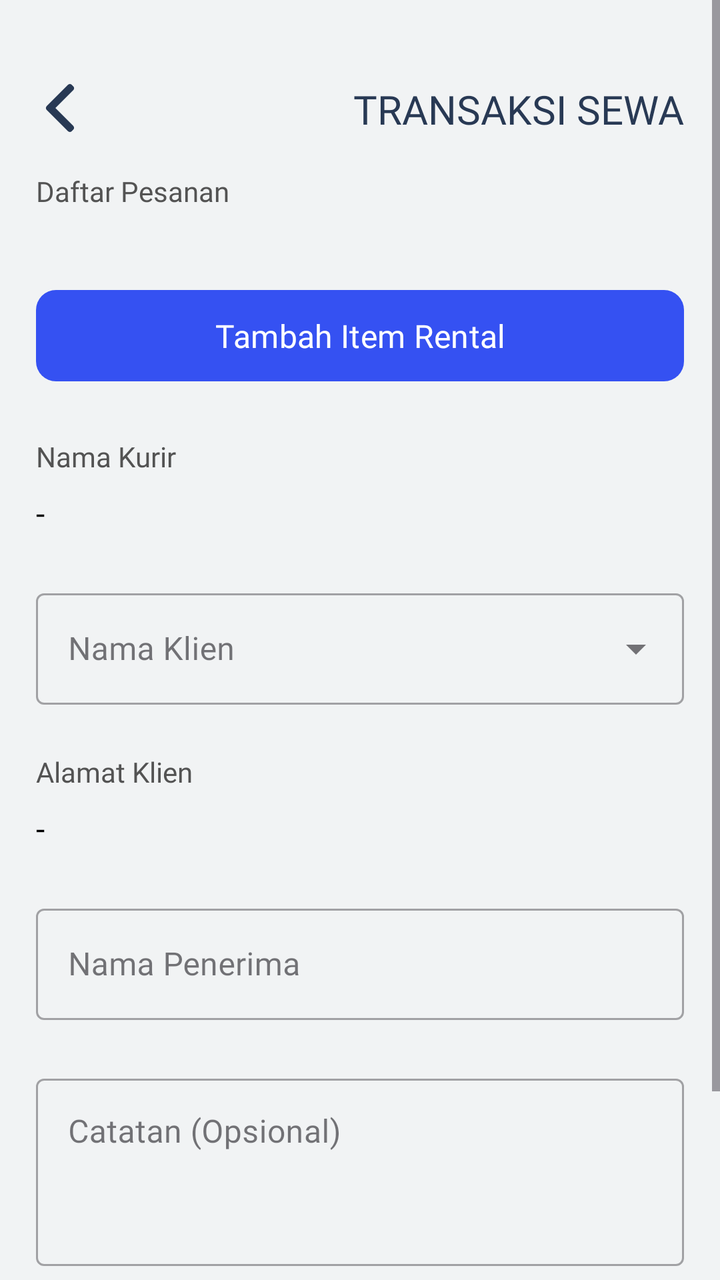
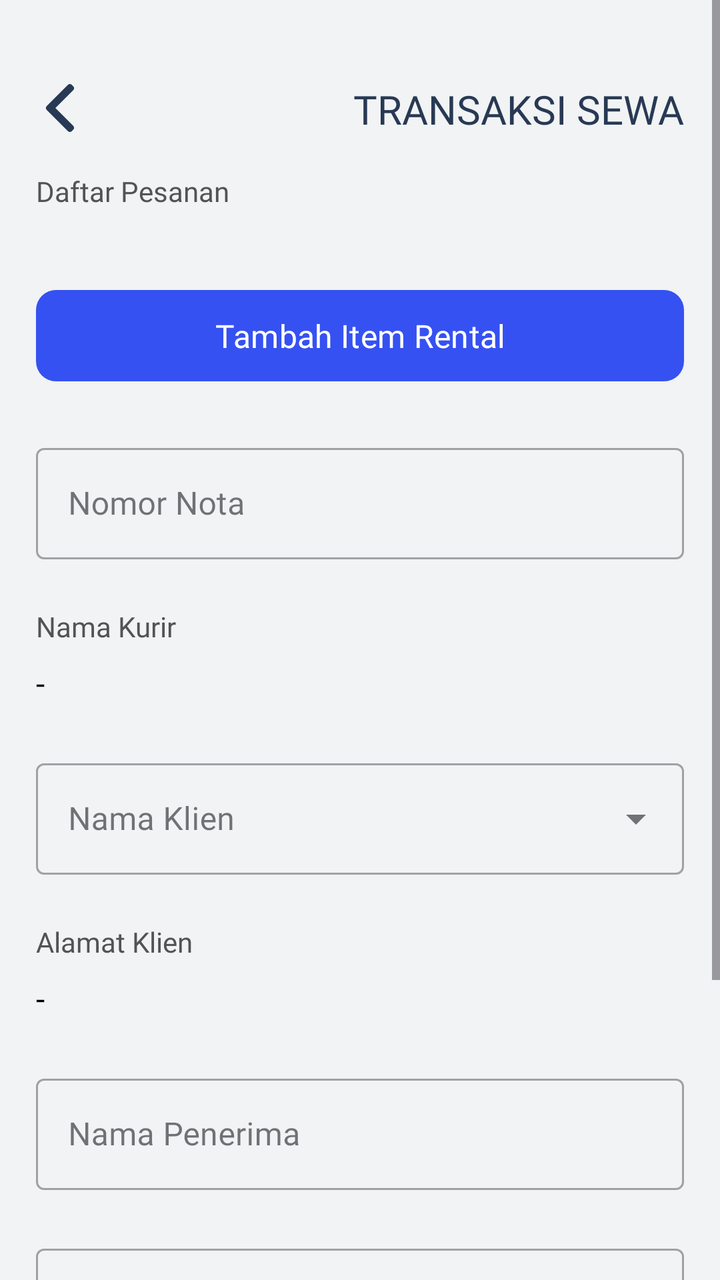

The first picture is an Android layout as it rendered before a commit; the second is the same layout after the commit. The layout source and the unified diff follow.
<!-- AndroidManifest.xml: application theme Theme.BAGUSLAUNDRY -->
<!-- res/layout/kurir_fragment_create_list_transaksi_rental.xml -->
<?xml version="1.0" encoding="utf-8"?>
<androidx.constraintlayout.widget.ConstraintLayout xmlns:android="http://schemas.android.com/apk/res/android"
    xmlns:app="http://schemas.android.com/apk/res-auto"
    xmlns:tools="http://schemas.android.com/tools"
    android:id="@+id/createListTransaksiRental"
    android:layout_width="match_parent"
    android:layout_height="match_parent"
    android:background="@color/background"
    tools:context=".ui.user.transaksi_rental.CreateListTransaksiRentalFragment">

    <ScrollView
        android:id="@+id/scrollView2"
        android:layout_width="0dp"
        android:layout_height="0dp"
        app:layout_constraintBottom_toBottomOf="parent"
        app:layout_constraintEnd_toEndOf="parent"
        app:layout_constraintStart_toStartOf="parent"
        app:layout_constraintTop_toTopOf="parent">

        <androidx.constraintlayout.widget.ConstraintLayout
            android:layout_width="match_parent"
            android:layout_height="wrap_content"
            android:paddingTop="42dp"
            android:paddingBottom="32dp">

            <androidx.constraintlayout.widget.Guideline
                android:id="@+id/guidelineLeft"
                android:layout_width="match_parent"
                android:layout_height="match_parent"
                android:orientation="vertical"
                app:layout_constraintGuide_percent="0.05" />

            <androidx.constraintlayout.widget.Guideline
                android:id="@+id/guidelineRight"
                android:layout_width="match_parent"
                android:layout_height="match_parent"
                android:orientation="vertical"
                app:layout_constraintGuide_percent="0.95" />

            <ImageView
                android:id="@+id/arrowBack"
                android:layout_width="24dp"
                android:layout_height="24dp"
                android:src="@drawable/back"
                app:layout_constraintStart_toStartOf="@+id/guidelineLeft"
                app:layout_constraintTop_toTopOf="parent"
                app:tint="@color/blue900"
                android:contentDescription="Back arrow" />

            <TextView
                android:id="@+id/textHeaderBold"
                android:layout_width="wrap_content"
                android:layout_height="wrap_content"
                android:fontFamily="@font/inter_semibold"
                android:text="TRANSAKSI SEWA"
                android:textColor="@color/blue900"
                android:textSize="20sp"
                app:layout_constraintTop_toTopOf="@id/arrowBack"
                app:layout_constraintBottom_toBottomOf="@id/arrowBack"
                app:layout_constraintEnd_toStartOf="@+id/guidelineRight"
                tools:layout_editor_absoluteY="30dp" />

            <TextView
                android:id="@+id/title_list_transaksi_rental"
                android:layout_width="wrap_content"
                android:layout_height="wrap_content"
                android:fontFamily="@font/inter_semibold"
                android:text="Daftar Pesanan"
                android:textColor="@color/gray900"
                android:textSize="14sp"
                app:layout_constraintTop_toBottomOf="@id/arrowBack"
                android:layout_marginTop="20dp"
                app:layout_constraintStart_toStartOf="@+id/guidelineLeft"
                tools:layout_editor_absoluteY="90dp" />

            <LinearLayout
                android:id="@+id/containerRental"
                android:layout_width="0dp"
                android:layout_height="wrap_content"
                android:layout_marginTop="12dp"
                android:orientation="vertical"
                app:layout_constraintEnd_toStartOf="@+id/guidelineRight"
                app:layout_constraintStart_toStartOf="@+id/guidelineLeft"
                app:layout_constraintTop_toBottomOf="@+id/title_list_transaksi_rental" />

            <com.google.android.material.button.MaterialButton
                android:id="@+id/btnAddItem"
                android:layout_width="0dp"
                android:layout_height="wrap_content"
                android:layout_marginTop="24dp"
                android:text="Tambah Item Rental"
                android:textColor="@color/white"
                app:backgroundTint="@color/primary"
                app:cornerRadius="10dp"
                android:paddingVertical="12dp"
                android:fontFamily="@font/inter_medium"
                android:textSize="16sp"
                app:layout_constraintEnd_toStartOf="@+id/guidelineRight"
                app:layout_constraintStart_toStartOf="@+id/guidelineLeft"
                app:layout_constraintTop_toBottomOf="@+id/containerRental" />

            <TextView
                android:id="@+id/title_nama_kurir"
                android:layout_width="wrap_content"
                android:layout_height="wrap_content"
                android:layout_marginTop="24dp"
                android:fontFamily="@font/inter_semibold"
                android:text="Nama Kurir"
                android:textColor="@color/gray900"
                android:textSize="14sp"
                app:layout_constraintStart_toStartOf="@+id/guidelineLeft"
                app:layout_constraintTop_toBottomOf="@+id/btnAddItem" />

            <TextView
                android:id="@+id/nama_kurir"
                android:layout_width="0dp"
                android:layout_height="wrap_content"
                android:layout_marginTop="8dp"
                android:fontFamily="@font/inter_bold"
                android:text="-"
                android:textColor="@color/black"
                android:textSize="16sp"
                app:layout_constraintEnd_toStartOf="@+id/guidelineRight"
                app:layout_constraintStart_toStartOf="@+id/guidelineLeft"
                app:layout_constraintTop_toBottomOf="@+id/title_nama_kurir" />

            <com.google.android.material.textfield.TextInputLayout
                android:id="@+id/inputLayoutNamaClient"
                style="@style/Widget.MaterialComponents.TextInputLayout.OutlinedBox.ExposedDropdownMenu"
                android:layout_width="0dp"
                android:layout_height="wrap_content"
                android:layout_marginTop="24dp"
                app:layout_constraintEnd_toEndOf="@+id/guidelineRight"
                app:layout_constraintStart_toStartOf="@+id/guidelineLeft"
                app:layout_constraintTop_toBottomOf="@+id/nama_kurir">

                <AutoCompleteTextView
                    android:id="@+id/inputNamaClient"
                    android:layout_width="match_parent"
                    android:layout_height="wrap_content"
                    android:fontFamily="@font/inter_medium"
                    android:hint="Nama Klien"
                    android:inputType="none"
                    android:textColor="@color/black" />
            </com.google.android.material.textfield.TextInputLayout>

            <TextView
                android:id="@+id/title_alamat_klien"
                android:layout_width="wrap_content"
                android:layout_height="wrap_content"
                android:layout_marginTop="24dp"
                android:fontFamily="@font/inter_semibold"
                android:text="Alamat Klien"
                android:textColor="@color/gray900"
                android:textSize="14sp"
                app:layout_constraintStart_toStartOf="@+id/guidelineLeft"
                app:layout_constraintTop_toBottomOf="@+id/inputLayoutNamaClient" />

            <TextView
                android:id="@+id/alamat_klien"
                android:layout_width="0dp"
                android:layout_height="wrap_content"
                android:layout_marginTop="8dp"
                android:fontFamily="@font/inter_medium"
                android:text="-"
                android:textColor="@color/black"
                android:textSize="16sp"
                app:layout_constraintEnd_toStartOf="@+id/guidelineRight"
                app:layout_constraintStart_toStartOf="@+id/guidelineLeft"
                app:layout_constraintTop_toBottomOf="@+id/title_alamat_klien" />

            <com.google.android.material.textfield.TextInputLayout
                android:id="@+id/inputLayoutNamaPenerima"
                style="@style/Widget.MaterialComponents.TextInputLayout.OutlinedBox"
                android:layout_width="0dp"
                android:layout_height="wrap_content"
                android:layout_marginTop="24dp"
                app:layout_constraintEnd_toEndOf="@+id/guidelineRight"
                app:layout_constraintStart_toStartOf="@+id/guidelineLeft"
                app:layout_constraintTop_toBottomOf="@+id/alamat_klien">

                <com.google.android.material.textfield.TextInputEditText
                    android:id="@+id/inputNamaPenerima"
                    android:layout_width="match_parent"
                    android:layout_height="wrap_content"
                    android:fontFamily="@font/inter_medium"
                    android:hint="Nama Penerima"
                    android:inputType="textPersonName"
                    android:textColor="@color/black" />
            </com.google.android.material.textfield.TextInputLayout>

            <com.google.android.material.textfield.TextInputLayout
                android:id="@+id/inputLayoutNoteTransaksi"
                style="@style/Widget.MaterialComponents.TextInputLayout.OutlinedBox"
                android:layout_width="0dp"
                android:layout_height="wrap_content"
                android:layout_marginTop="24dp"
                app:layout_constraintEnd_toEndOf="@+id/guidelineRight"
                app:layout_constraintStart_toStartOf="@+id/guidelineLeft"
                app:layout_constraintTop_toBottomOf="@+id/inputLayoutNamaPenerima">

                <com.google.android.material.textfield.TextInputEditText
                    android:id="@+id/inputNoteTransaksi"
                    android:layout_width="match_parent"
                    android:layout_height="wrap_content"
                    android:fontFamily="@font/inter_medium"
                    android:hint="Catatan (Opsional)"
                    android:inputType="textMultiLine"
                    android:gravity="top"
                    android:lines="3"
                    android:textColor="@color/black" />
            </com.google.android.material.textfield.TextInputLayout>

            <com.google.android.material.button.MaterialButton
                android:id="@+id/btnSubmit"
                android:layout_width="0dp"
                android:layout_height="wrap_content"
                android:layout_marginTop="32dp"
                android:text="Kirim Transaksi"
                android:textColor="@color/white"
                app:backgroundTint="@color/primary"
                app:cornerRadius="10dp"
                android:paddingVertical="12dp"
                android:fontFamily="@font/inter_medium"
                android:textSize="16sp"
                app:layout_constraintBottom_toBottomOf="parent"
                app:layout_constraintEnd_toStartOf="@+id/guidelineRight"
                app:layout_constraintStart_toStartOf="@+id/guidelineLeft"
                app:layout_constraintTop_toBottomOf="@+id/inputLayoutNoteTransaksi" />

        </androidx.constraintlayout.widget.ConstraintLayout>

    </ScrollView>

    <com.google.android.material.progressindicator.CircularProgressIndicator
        android:id="@+id/progresBar"
        android:layout_width="wrap_content"
        android:layout_height="wrap_content"
        android:indeterminate="true"
        android:visibility="gone"
        app:layout_constraintBottom_toBottomOf="parent"
        app:layout_constraintEnd_toEndOf="parent"
        app:layout_constraintStart_toStartOf="parent"
        app:layout_constraintTop_toTopOf="parent" />

</androidx.constraintlayout.widget.ConstraintLayout>
<!-- resources referenced by this layout -->
<resources>
  <color name="background">#F1F3F4</color>
  <color name="black">#FF000000</color>
  <color name="blue900">#283954</color>
  <color name="gray900">#535353</color>
  <color name="primary">#3551F2</color>
  <color name="white">#FFFFFF</color>
  <!-- drawable back (drawable) -->
  <vector xmlns:android="http://schemas.android.com/apk/res/android"
      android:width="512dp"
      android:height="512dp"
      android:viewportWidth="492"
      android:viewportHeight="492">
    <path
        android:pathData="M198.61,246.1 L382.66,62.04c5.07,-5.06 7.86,-11.82 7.86,-19.02 0,-7.21 -2.79,-13.97 -7.86,-19.03l-16.13,-16.12C361.48,2.79 354.71,0 347.5,0s-13.96,2.79 -19.03,7.86L109.33,227.01c-5.08,5.08 -7.87,11.87 -7.85,19.08 -0.02,7.25 2.76,14.03 7.85,19.11l218.94,218.93c5.06,5.07 11.82,7.86 19.03,7.86 7.21,0 13.96,-2.79 19.03,-7.86l16.12,-16.12c10.49,-10.49 10.49,-27.57 0,-38.06L198.61,246.1z"
        android:fillColor="#283954"/>
  </vector>
  <style name="Theme.BAGUSLAUNDRY" parent="Base.Theme.BAGUSLAUNDRY" />
  <style name="Base.Theme.BAGUSLAUNDRY" parent="Theme.Material3.Light.NoActionBar">
          
          <item name="colorPrimary">@color/primary</item>
           <item name="colorAccent">@color/secondary</item>
      </style>
  <color name="secondary">#536AF4</color>
</resources>

<!-- the commit's change to res/layout/kurir_fragment_create_list_transaksi_rental.xml (unified diff, before → after) -->
@@ -99,6 +99,26 @@
                 app:layout_constraintStart_toStartOf="@+id/guidelineLeft"
                 app:layout_constraintTop_toBottomOf="@+id/containerRental" />
 
+            <com.google.android.material.textfield.TextInputLayout
+                android:id="@+id/inputLayoutNomorNota"
+                style="@style/Widget.MaterialComponents.TextInputLayout.OutlinedBox"
+                android:layout_width="0dp"
+                android:layout_height="wrap_content"
+                android:layout_marginTop="24dp"
+                app:layout_constraintEnd_toEndOf="@+id/guidelineRight"
+                app:layout_constraintStart_toStartOf="@+id/guidelineLeft"
+                app:layout_constraintTop_toBottomOf="@+id/btnAddItem">
+
+                <com.google.android.material.textfield.TextInputEditText
+                    android:id="@+id/inputNomorNota"
+                    android:layout_width="match_parent"
+                    android:layout_height="wrap_content"
+                    android:fontFamily="@font/inter_medium"
+                    android:hint="Nomor Nota"
+                    android:inputType="number"
+                    android:textColor="@color/black" />
+            </com.google.android.material.textfield.TextInputLayout>
+
             <TextView
                 android:id="@+id/title_nama_kurir"
                 android:layout_width="wrap_content"
@@ -109,7 +129,7 @@
                 android:textColor="@color/gray900"
                 android:textSize="14sp"
                 app:layout_constraintStart_toStartOf="@+id/guidelineLeft"
-                app:layout_constraintTop_toBottomOf="@+id/btnAddItem" />
+                app:layout_constraintTop_toBottomOf="@+id/inputLayoutNomorNota" />
 
             <TextView
                 android:id="@+id/nama_kurir"
